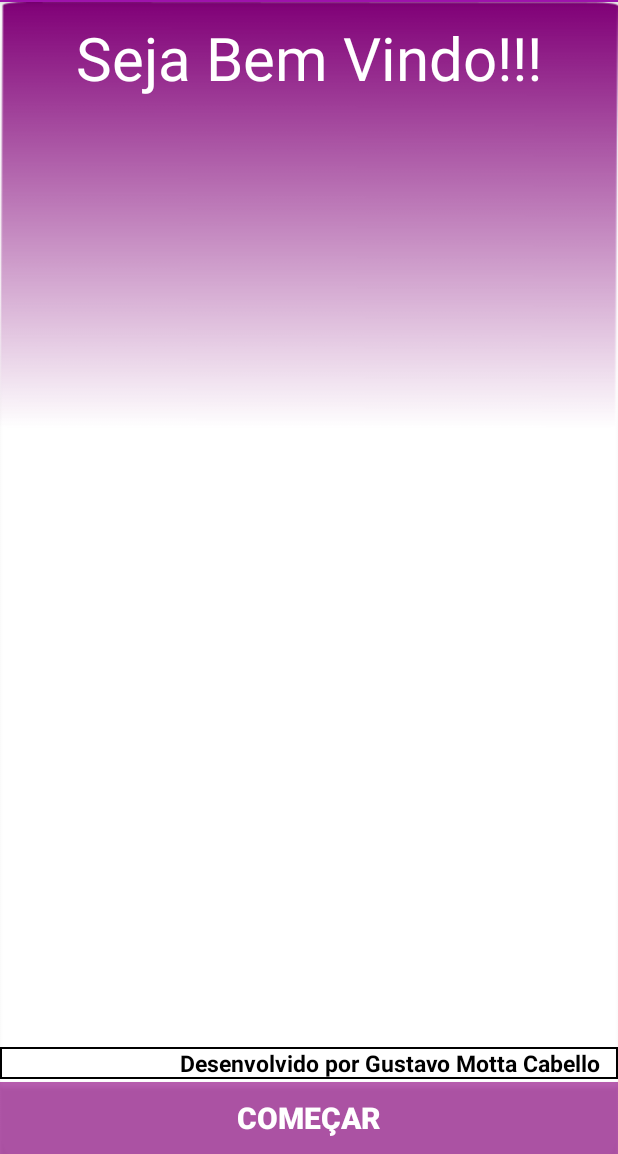
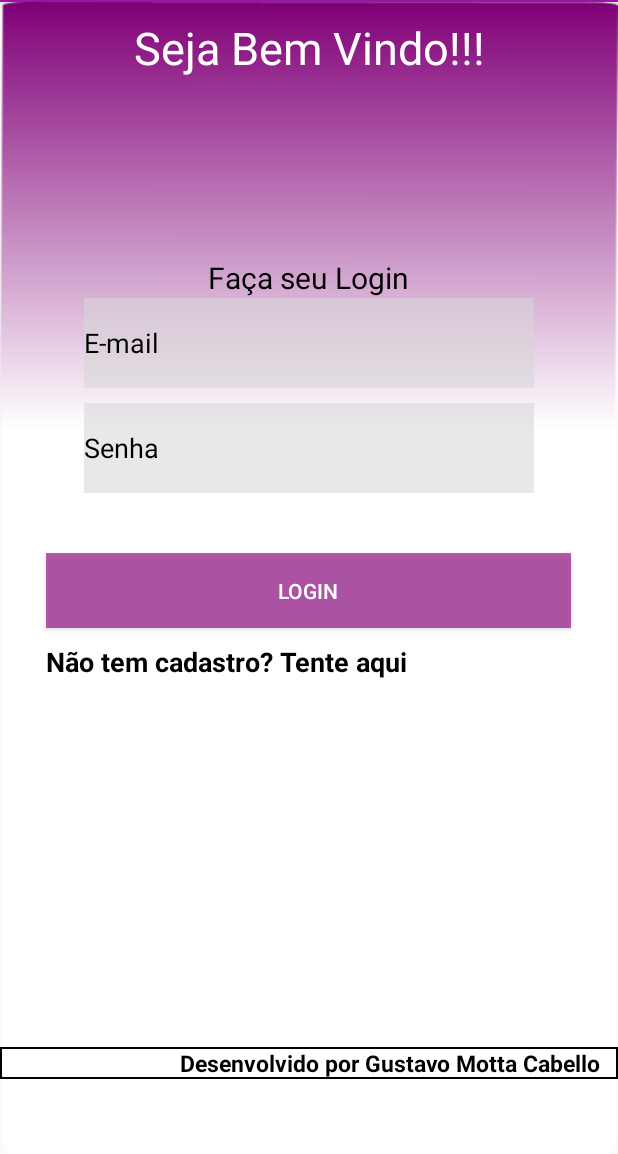
Before and after one commit to gustcab/SmartPlugIC, an Android app: the screen it shows after launch (MainActivity), on a phone screen of 412 x 824 dp, the part 82-1236 px from its top. Run offline under Robolectric (Android 15) with nearby library versions, the light colour scheme and no system bars; our stand-ins replace Firebase (no records; nobody signed in at launch, a user with empty details on screens opened directly).

Commit message:
Tela Login

```diff
--- a/app/src/main/AndroidManifest.xml
+++ b/app/src/main/AndroidManifest.xml
@@ -26,9 +26,6 @@
             </intent-filter>
         </activity>
         <activity
-            android:name=".Activity.LoginActivity"
-            tools:ignore="InnerclassSeparator" />
-        <activity
             android:name=".Activity.CadastroActivity"
             tools:ignore="InnerclassSeparator" />
         <activity
--- a/app/src/main/java/smartplug/smartplug/Activity/DadosActivity.java
+++ b/app/src/main/java/smartplug/smartplug/Activity/DadosActivity.java
@@ -143,8 +143,8 @@ public class DadosActivity extends AppCompatActivity
         tensao.setOnClickListener(new View.OnClickListener() {
             @Override
             public void onClick(View v) {
-                com = true;
-                tens = false;
+                com = false;
+                tens = true;
                 pot = false;
                 corre = false;
                 potRe = false;
--- a/app/src/main/java/smartplug/smartplug/Activity/MainActivity.java
+++ b/app/src/main/java/smartplug/smartplug/Activity/MainActivity.java
@@ -2,6 +2,7 @@ package smartplug.smartplug.Activity;
 
 import android.content.Intent;
 import android.os.Bundle;
+import android.support.annotation.NonNull;
 import android.support.v4.app.FragmentManager;
 import android.support.v4.app.FragmentTransaction;
 import android.view.View;
@@ -14,12 +15,19 @@ import android.support.v7.widget.Toolbar;
 import android.view.Menu;
 import android.view.MenuItem;
 import android.widget.Button;
+import android.widget.EditText;
+import android.widget.TextView;
+import android.widget.Toast;
 
+import com.google.android.gms.tasks.OnCompleteListener;
+import com.google.android.gms.tasks.Task;
+import com.google.firebase.auth.AuthResult;
 import com.google.firebase.auth.FirebaseAuth;
 
 import smartplug.smartplug.DAO.ConfiguracaoFirebase;
 import smartplug.smartplug.Fragment.FotosTelaInicialFragment;
 import smartplug.smartplug.R;
+import smartplug.smartplug.entidades.Usuarios;
 
 public class MainActivity extends AppCompatActivity
         implements NavigationView.OnNavigationItemSelectedListener {
@@ -30,6 +38,12 @@ public class MainActivity extends AppCompatActivity
     private FotosTelaInicialFragment fotosTelaInicialFragment;
     private FragmentManager fragmentManager;
     private FragmentTransaction fragmentTransaction;
+
+    private EditText edtEmail;
+    private EditText edtSenha;
+    private TextView tvAbreCadastro;
+    private Button btnLogar;
+    private Usuarios usuarios;
 
     @Override
     protected void onCreate(Bundle savedInstanceState) {
@@ -50,25 +64,69 @@ public class MainActivity extends AppCompatActivity
 
         verificaUsuarioLogado(); //Verifica se o usuario esta logado
 
-        btnAbrirActivityLogin = (Button) findViewById(R.id.btnFazerLogin);
+        edtEmail = (EditText) findViewById(R.id.edtEmail);
+        edtSenha = (EditText) findViewById(R.id.edtSenha);
+        tvAbreCadastro = (TextView) findViewById(R.id.tvAbreCadastro);
+        btnLogar = (Button) findViewById(R.id.btnLogar);
 
-        btnAbrirActivityLogin.setOnClickListener(new View.OnClickListener() {
+       // carregaFragmentTelaInicial();
+
+        btnLogar.setOnClickListener(new View.OnClickListener() {
             @Override
-            public void onClick(View view) {
+            public void onClick(View v) {
+                if(!edtEmail.getText().toString().equals("") && !edtSenha.getText().toString().equals("")) {
 
-               abreLogin();
+                    usuarios = new Usuarios();
+                    usuarios.setEmail(edtEmail.getText().toString());
+                    usuarios.setSenha(edtSenha.getText().toString());
+
+                    validarLogin();
+
+                }else {
+                    Toast.makeText(MainActivity.this, "Preencha os campos de e-mail e senha", Toast.LENGTH_SHORT).show();
+                }
+            }
+
+        });
+
+        tvAbreCadastro.setOnClickListener(new View.OnClickListener() {
+            @Override
+            public void onClick(View v) {
+                abreCadastroUsuario();
+            }
+        });
+    }
+
+    private void validarLogin(){
+
+        autenticacao = ConfiguracaoFirebase.getFirebaseAutenticacao();
+        autenticacao.signInWithEmailAndPassword(usuarios.getEmail(), usuarios.getSenha()).addOnCompleteListener(new OnCompleteListener<AuthResult>() {
+            @Override
+            public void onComplete(@NonNull Task<AuthResult> task) {
+
+                if(task.isSuccessful()){
+
+                    abrirHome();
+                    Toast.makeText(MainActivity.this, "Login efetuado com sucesso", Toast.LENGTH_SHORT).show();
+
+                }else {
+                    Toast.makeText(MainActivity.this, "Usuário ou senha inválidos", Toast.LENGTH_SHORT).show();
+                }
 
             }
+
+
         });
-
-       // carregaFragmentTelaInicial();
     }
 
-    private void abreLogin(){
+    public void abrirHome(){
+        Intent intentAbrirTelaPrincipal = new Intent(MainActivity.this, HomeActivity.class);
+        startActivity(intentAbrirTelaPrincipal);
+    }
 
-        Intent intentAbrirTelaLogin = new Intent(MainActivity.this, LoginActivity.class);
-
-        startActivity(intentAbrirTelaLogin);
+    public void abreCadastroUsuario(){
+        Intent intent = new Intent(MainActivity.this, CadastroActivity.class);
+        startActivity(intent);
     }
 
     @Override
@@ -109,11 +167,7 @@ public class MainActivity extends AppCompatActivity
         // Handle navigation view item clicks here.
         int id = item.getItemId();
 
-        if (id == R.id.nav_Logar) {
-
-            abreLogin();
-
-        } else if (id == R.id.nav_condiguracao) {
+       if (id == R.id.nav_condiguracao) {
 
         } else if (id == R.id.nav_compartilhar) {
 
--- a/app/src/main/res/layout/content_main.xml
+++ b/app/src/main/res/layout/content_main.xml
@@ -25,12 +25,77 @@
         android:gravity="center"
         android:text="Seja Bem Vindo!!!"
         android:textColor="#fff"
-        android:textSize="40sp"
+        android:textSize="30sp"
         tools:ignore="HardcodedText" />
 
     <RelativeLayout
         android:layout_width="match_parent"
         android:layout_height="match_parent">
+
+        <LinearLayout
+            android:layout_width="match_parent"
+            android:layout_height="match_parent"
+            android:orientation="vertical"
+            android:paddingTop="170dp">
+
+            <TextView
+                android:id="@+id/txtLogin"
+                android:layout_width="wrap_content"
+                android:layout_height="wrap_content"
+                android:text="Faça seu Login"
+                android:layout_gravity="center"
+                android:textColor="#000000"
+                android:textSize="20sp"
+                tools:ignore="HardcodedText" />
+
+            <EditText
+                android:textColor="#000000"
+                android:textColorHint="#000000"
+                android:background="#93D8D8D8"
+                android:layout_width="300dp"
+                android:layout_height="60dp"
+                android:id="@+id/edtEmail"
+                android:hint="E-mail"
+                android:layout_gravity="center"
+                android:inputType="textEmailAddress"
+                />
+
+            <EditText
+                android:textColor="#000000"
+                android:textColorHint="#000000"
+                android:background="#93D8D8D8"
+                android:layout_marginTop="10dp"
+                android:layout_width="300dp"
+                android:layout_height="60dp"
+                android:id="@+id/edtSenha"
+                android:hint="Senha"
+                android:layout_gravity="center"
+                android:inputType="textPassword"/>
+
+            <Button
+                android:textColor="#fff"
+                android:background="@drawable/buttonstyleselector"
+                android:layout_marginTop="40dp"
+                android:id="@+id/btnLogar"
+                android:layout_width="350dp"
+                android:layout_gravity="center"
+                android:layout_height="50dp"
+                android:text="Login"
+                />
+
+            <TextView
+                android:textColor="#000000"
+                android:layout_width="350dp"
+                android:layout_height="60dp"
+                android:layout_gravity="center"
+                android:text="Não tem cadastro? Tente aqui"
+                android:id="@+id/tvAbreCadastro"
+                android:textSize="18dp"
+                android:textStyle="bold"
+                android:layout_marginTop="10dp"
+                />
+
+        </LinearLayout>
 
       <!--  <ImageView
             android:layout_width="match_parent"
@@ -69,19 +134,6 @@
             tools:ignore="HardcodedText,RtlHardcoded" />
 
 
-        <Button
-            android:id="@+id/btnFazerLogin"
-            android:layout_width="match_parent"
-            android:layout_height="wrap_content"
-            android:layout_alignParentBottom="true"
-            android:layout_gravity="center"
-            android:layout_marginBottom="0dp"
-            android:background="@drawable/buttonstyleselector"
-            android:text="@string/come_ar"
-            android:textColor="#fff"
-            android:textSize="20sp"
-            android:textStyle="bold" />
-
     </RelativeLayout>
 
 </RelativeLayout>
--- a/app/src/main/res/menu/activity_main_drawer.xml
+++ b/app/src/main/res/menu/activity_main_drawer.xml
@@ -25,10 +25,6 @@
                 android:icon="@drawable/ic_menu_share"
                 android:title="Compartilhar" />
 
-            <item
-                android:id="@+id/nav_Logar"
-                android:icon="@drawable/ic_logar"
-                android:title="Logar" />
 
         </menu>
     </item>
```
Also changed, not shown: app/src/main/java/smartplug/smartplug/Activity/LoginActivity.java (deleted, +0 -99 lines), app/src/main/res/layout/activity_login.xml (deleted, +0 -66 lines).
